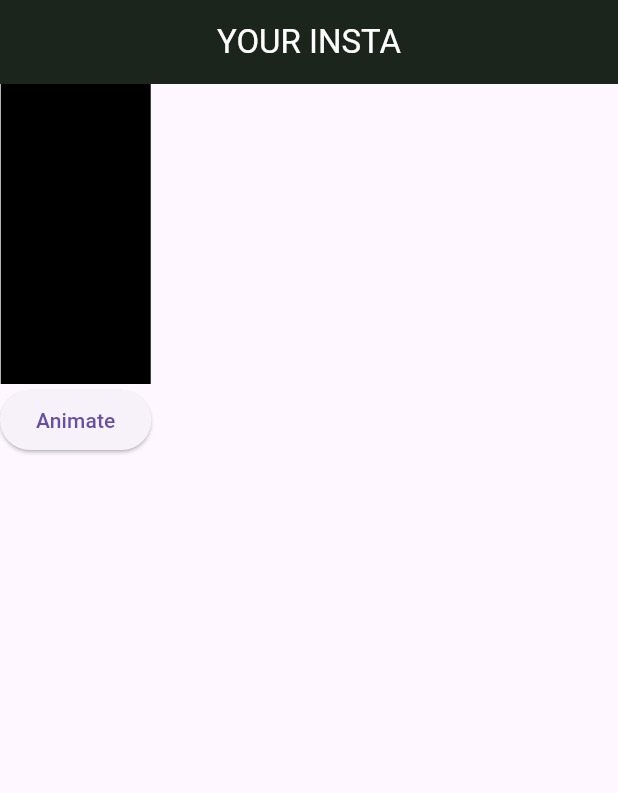
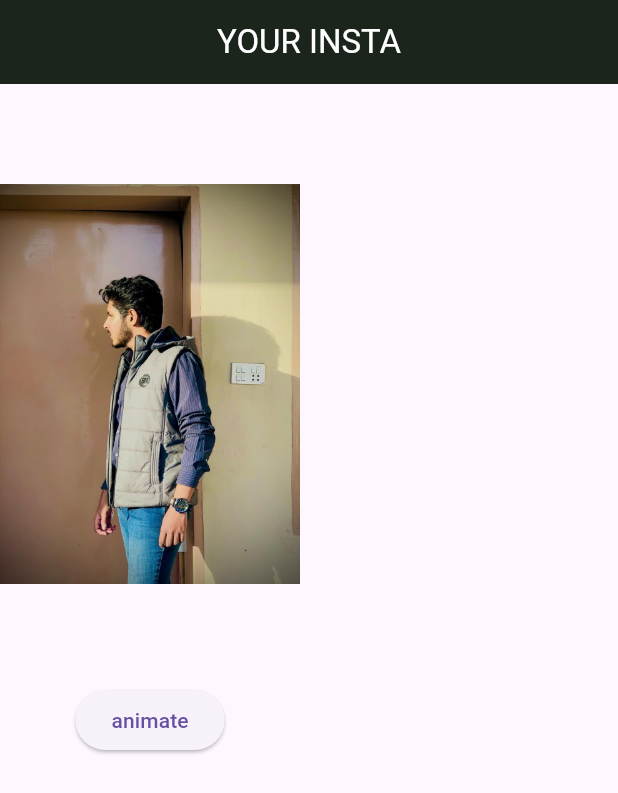
Before and after one commit to ahmadkh1509-cyber/appstylingpractice, a Flutter app: the screen it shows after launch, on a phone screen of 412 x 824 dp. Shown: the top 793 px of the screen. Run offline on Flutter 3.47's test engine with Material 3 defaults, Android fonts, the phone set to English and light mode, and no system bars; our stand-ins replace google_fonts.

Commit message:
learn animated cross fade

```diff
--- a/lib/main.dart
+++ b/lib/main.dart
@@ -55,6 +55,7 @@ class _HomeScreenState extends State<HomeScreen> {
   var _width = 100.0; //iable used for animated container chapter
   var _height = 200.0;
   var flag = true;
+  var myopa = 1.0;
   @override
   Widget build(BuildContext context) {
     var email = TextEditingController();
@@ -681,30 +682,82 @@ class _HomeScreenState extends State<HomeScreen> {
       //     ),
       //   ],
       // ),
+      // body: Column(
+      //   children: [
+      //     AnimatedContainer(
+      //       duration: Duration(seconds: 2),
+      //       width: _width,
+      //       height: _height,
+      //       color: Colors.black,
+      //       curve: Curves.bounceInOut,
+      //     ),
+      //     ElevatedButton(
+      //       onPressed: () {
+      //         setState(() {
+      //           if (flag) {
+      //             _height = 100.0;
+      //             _width = 200.0;
+      //             flag = false;
+      //           } else {
+      //             _height = 200.0;
+      //             _width = 100.0;
+      //             flag = true;
+      //           }
+      //         });
+      //       },
+      //       child: Text("Animate"),
+      //     ),
+      //   ],
+      // ),
+      // body: Column(
+      //   children: [
+      //     AnimatedOpacity(
+      //       opacity: myopa,
+      //       duration: Duration(seconds: 2),
+      //       child: Container(width: 100, height: 200, color: Colors.black12),
+      //     ),
+      //     ElevatedButton(
+      //       onPressed: () {
+      //         myopa = 0;
+      //         setState(() {});
+      //       },
+      //       child: Text("ANIMATE"),
+      //     ),
+      //   ],
+      // ),
       body: Column(
         children: [
-          AnimatedContainer(
-            duration: Duration(seconds: 2),
-            width: _width,
-            height: _height,
-            color: Colors.black,
-            curve: Curves.bounceInOut,
+          SingleChildScrollView(
+            child: AnimatedCrossFade(
+              firstCurve: Curves.fastEaseInToSlowEaseOut,
+              secondCurve: Curves.easeInOutSine,
+              duration: Duration(seconds: 2),
+              firstChild: Container(
+                height: 100,
+                width: 200,
+                color: const Color.fromARGB(255, 31, 28, 19),
+              ),
+              secondChild: Container(
+                width: 200,
+                height: 400,
+                child: Image.asset('assets/image/1000010405.jpg'),
+              ),
+              crossFadeState: flag
+                  ? CrossFadeState.showSecond
+                  : CrossFadeState.showFirst,
+            ),
           ),
           ElevatedButton(
             onPressed: () {
               setState(() {
                 if (flag) {
-                  _height = 100.0;
-                  _width = 200.0;
                   flag = false;
                 } else {
-                  _height = 200.0;
-                  _width = 100.0;
                   flag = true;
                 }
               });
             },
-            child: Text("Animate"),
+            child: Text("animate"),
           ),
         ],
       ),
```
